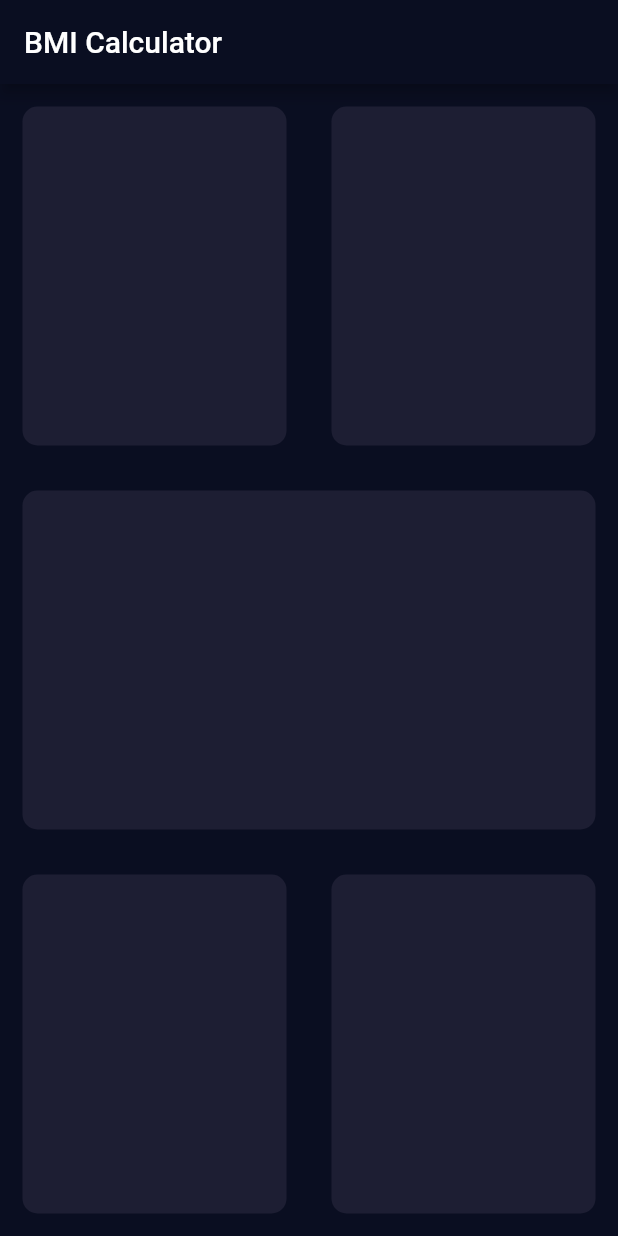
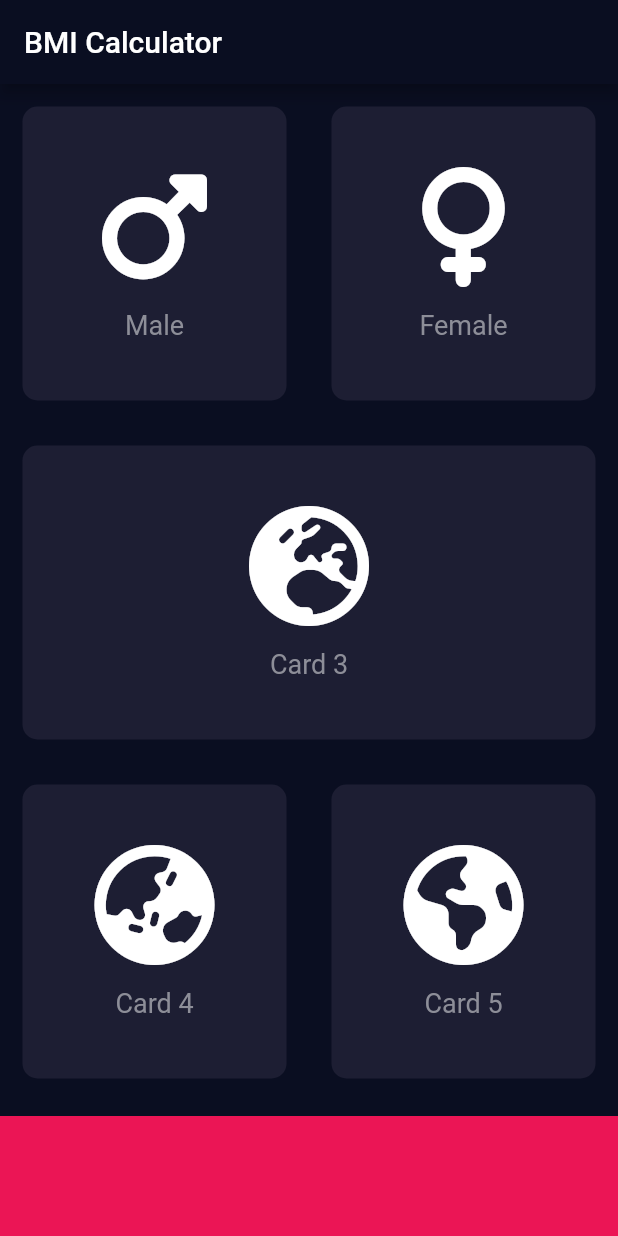
Before and after one commit to Lokie-codes/bmi_calculator_flutter, a Flutter app: the screen it shows after launch, on a phone screen of 412 x 824 dp. Run offline on Flutter 3.47's test engine with Material 2 defaults, Android fonts, the phone set to English and light mode, and no system bars; our stand-ins replace font_awesome_flutter.

Commit message:
addition of icon content - widget test

```diff
--- /dev/null
+++ b/lib/icon_content.dart
@@ -0,0 +1,36 @@
+import 'package:flutter/material.dart';
+
+const labelTextStyle = TextStyle(
+            fontSize: 18.0,
+            color: Color(0xFF8D8E98),
+          );
+
+class IconContent extends StatelessWidget {
+  final String label;
+  final IconData icon;
+  const IconContent({
+    super.key,
+    required this.label,
+    required this.icon,
+  });
+
+  @override
+  Widget build(BuildContext context) {
+    return Column(
+      mainAxisAlignment: MainAxisAlignment.center,
+      children: [
+        Icon(
+          icon,
+          size: 80.0,
+        ),
+        const SizedBox(
+          height: 15.0,
+        ),
+        Text(
+          label,
+          style: labelTextStyle,
+        ),
+      ],
+    );
+  }
+}
--- a/lib/input_page.dart
+++ b/lib/input_page.dart
@@ -1,4 +1,11 @@
 import 'package:flutter/material.dart';
+import 'package:font_awesome_flutter/font_awesome_flutter.dart';
+import 'icon_content.dart';
+import 'reusable_card.dart';
+
+const bottomContainerHeight = 80.0;
+const activeCardColor = Color(0xFF1D1E33);
+const bottomContainerColor = Color(0xFFEB1555);
 
 class InputPage extends StatefulWidget {
   const InputPage({super.key});
@@ -22,49 +29,63 @@ class _InputPageState extends State<InputPage> {
             child: Row(
               children: const [
                 ReusableCard(
-                  colour: Color(0xFF1D1E33),
+                  colour: activeCardColor,
+                  cardChild: IconContent(
+                    label: 'Male',
+                    icon: FontAwesomeIcons.mars,
+                  ),
                 ),
                 ReusableCard(
-                  colour: Color(0xFF1D1E33),
+                  colour: activeCardColor,
+                  cardChild: IconContent(
+                    label: 'Female',
+                    icon: FontAwesomeIcons.venus,
+                  ),
                 ),
               ],
             ),
-          ),
-          const ReusableCard(
-            colour: Color(0xFF1D1E33),
           ),
           Expanded(
             child: Row(
               children: const [
                 ReusableCard(
-                  colour: Color(0xFF1D1E33),
-                ),
-                ReusableCard(
-                  colour: Color(0xFF1D1E33),
+                  colour: activeCardColor,
+                  cardChild: IconContent(
+                    label: 'Card 3',
+                    icon: FontAwesomeIcons.earthEurope,
+                  ),
                 ),
               ],
             ),
+          ),
+          Expanded(
+            child: Row(
+              children: const [
+                ReusableCard(
+                  colour: activeCardColor,
+                  cardChild: IconContent(
+                    label: 'Card 4',
+                    icon: FontAwesomeIcons.earthAsia,
+                  ),
+                ),
+                ReusableCard(
+                  colour: activeCardColor,
+                  cardChild: IconContent(
+                    label: 'Card 5',
+                    icon: FontAwesomeIcons.earthAmericas,
+                  ),
+                ),
+              ],
+            ),
+          ),
+          Container(
+            color: bottomContainerColor,
+            margin: const EdgeInsets.only(top: 10.0),
+            height: bottomContainerHeight,
+            width: double.infinity,
           ),
         ],
       ),
     );
   }
 }
-
-class ReusableCard extends StatelessWidget {
-  final Color colour;
-  const ReusableCard({super.key, required this.colour});
-
-  @override
-  Widget build(BuildContext context) {
-    return Expanded(
-      child: Container(
-        margin: const EdgeInsets.all(15.0),
-        decoration: BoxDecoration(
-          color: colour,
-          borderRadius: BorderRadius.circular(10),
-        ),
-      ),
-    );
-  }
-}
--- /dev/null
+++ b/lib/reusable_card.dart
@@ -0,0 +1,22 @@
+import 'package:flutter/material.dart';
+
+class ReusableCard extends StatelessWidget {
+  final Color colour;
+  final Widget cardChild;
+  const ReusableCard(
+      {super.key, required this.colour, required this.cardChild});
+
+  @override
+  Widget build(BuildContext context) {
+    return Expanded(
+      child: Container(
+        margin: const EdgeInsets.all(15.0),
+        decoration: BoxDecoration(
+          color: colour,
+          borderRadius: BorderRadius.circular(10),
+        ),
+        child: cardChild,
+      ),
+    );
+  }
+}
--- a/pubspec.yaml
+++ b/pubspec.yaml
@@ -35,6 +35,7 @@ dependencies:
   # The following adds the Cupertino Icons font to your application.
   # Use with the CupertinoIcons class for iOS style icons.
   cupertino_icons: ^1.0.2
+  font_awesome_flutter: ^10.4.0
 
 dev_dependencies:
   flutter_test:
```
Also changed, not shown: pubspec.lock, 1 other file.
